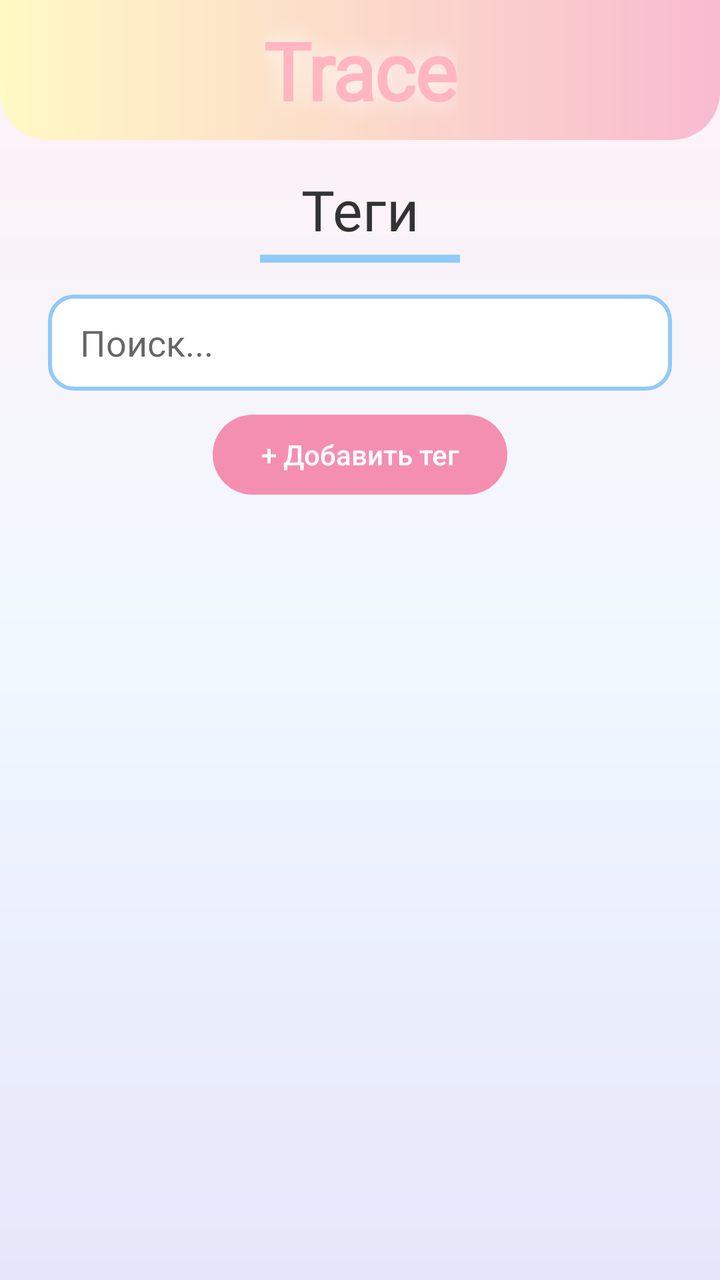
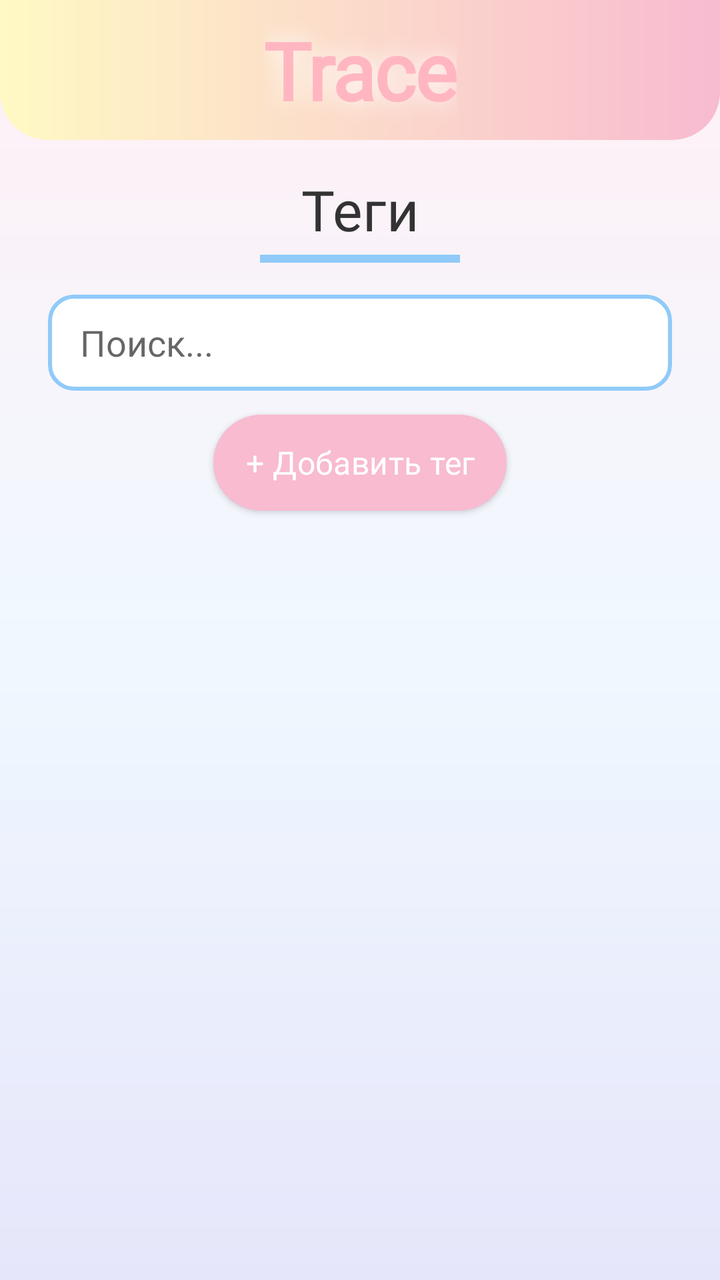

An Android layout rendered at two revisions. The XML below is the earlier revision; the diff shows what the commit changed to produce the second picture.
<!-- AndroidManifest.xml: application theme Theme.Trace -->
<!-- res/layout/fragment_tags.xml -->
<?xml version="1.0" encoding="utf-8"?>
<androidx.constraintlayout.widget.ConstraintLayout
    xmlns:android="http://schemas.android.com/apk/res/android"
    xmlns:app="http://schemas.android.com/apk/res-auto"
    xmlns:tools="http://schemas.android.com/tools"
    android:layout_width="match_parent"
    android:layout_height="match_parent"
    android:background="@drawable/bg_main_gradient">

    
    <View
        android:id="@+id/headerBackground"
        android:layout_width="match_parent"
        android:layout_height="70dp"
        android:background="@drawable/bg_top_gradient"
        app:layout_constraintTop_toTopOf="parent" />

    <TextView
        android:id="@+id/tvLogo"
        android:layout_width="wrap_content"
        android:layout_height="wrap_content"
        android:text="Trace"
        android:textSize="40sp"
        android:textStyle="bold"
        android:textAppearance="@style/TextAppearance.Trace.Logo"
        android:shadowColor="#FFFFFF"
        android:shadowRadius="30"
        app:layout_constraintTop_toTopOf="@id/headerBackground"
        app:layout_constraintBottom_toBottomOf="@id/headerBackground"
        app:layout_constraintStart_toStartOf="parent"
        app:layout_constraintEnd_toEndOf="parent" />

    
    <TextView
        android:id="@+id/tvTitle"
        android:layout_width="wrap_content"
        android:layout_height="wrap_content"
        android:layout_marginTop="16dp"
        android:text="Теги"
        android:textSize="28sp"
        android:textAppearance="@style/TextAppearance.Trace.Title"
        app:layout_constraintTop_toBottomOf="@id/headerBackground"
        app:layout_constraintStart_toStartOf="parent"
        app:layout_constraintEnd_toEndOf="parent" />

    <View
        android:id="@+id/titleDivider"
        android:layout_width="100dp"
        android:layout_height="4dp"
        android:layout_marginTop="4dp"
        android:background="#90CAF9"
        app:layout_constraintTop_toBottomOf="@id/tvTitle"
        app:layout_constraintStart_toStartOf="parent"
        app:layout_constraintEnd_toEndOf="parent" />

    
    <androidx.appcompat.widget.AppCompatEditText
        android:id="@+id/etSearch"
        android:layout_width="match_parent"
        android:layout_height="48dp"
        android:layout_marginHorizontal="24dp"
        android:layout_marginTop="16dp"
        android:background="@drawable/bg_input_field"
        android:fontFamily="@font/comfortaa_semibold"
        android:hint="Поиск..."
        android:paddingHorizontal="16dp"
        android:singleLine="true"
        app:layout_constraintTop_toBottomOf="@id/titleDivider" />

    
    <androidx.appcompat.widget.AppCompatButton
        android:id="@+id/btnAddTag"
        android:layout_width="wrap_content"
        android:layout_height="40dp"
        android:layout_marginTop="12dp"
        android:background="@drawable/bg_button_pink"
        android:minHeight="0dp"
        android:minWidth="0dp"
        android:paddingHorizontal="24dp"
        android:stateListAnimator="@null"
        android:text="+ Добавить тег"
        android:textAllCaps="false"
        android:textColor="#FFFFFF"
        android:textSize="14sp"
        app:layout_constraintTop_toBottomOf="@id/etSearch"
        app:layout_constraintStart_toStartOf="parent"
        app:layout_constraintEnd_toEndOf="parent" />

    
    <androidx.recyclerview.widget.RecyclerView
        android:id="@+id/rvTags"
        android:layout_width="match_parent"
        android:layout_height="0dp"
        android:layout_marginTop="16dp"
        android:paddingHorizontal="16dp"
        android:clipToPadding="false"
        app:layoutManager="androidx.recyclerview.widget.GridLayoutManager"
        app:spanCount="2"
        app:layout_constraintTop_toBottomOf="@id/btnAddTag"
        app:layout_constraintBottom_toBottomOf="parent"
        tools:listitem="@layout/item_tag_card" />

    
    <TextView
        android:id="@+id/tvEmptyState"
        android:layout_width="wrap_content"
        android:layout_height="wrap_content"
        android:text="Вы ещё не добавили ни\nодного тега"
        android:textAlignment="center"
        android:textColor="#B0BEC5"
        android:textSize="18sp"
        android:fontFamily="@font/comfortaa_semibold"
        android:visibility="gone"
        app:layout_constraintTop_toTopOf="@id/rvTags"
        app:layout_constraintBottom_toBottomOf="@id/rvTags"
        app:layout_constraintStart_toStartOf="parent"
        app:layout_constraintEnd_toEndOf="parent" />

</androidx.constraintlayout.widget.ConstraintLayout>
<!-- res/layout/item_tag_card.xml (included above) -->
<?xml version="1.0" encoding="utf-8"?>
<androidx.cardview.widget.CardView
    xmlns:android="http://schemas.android.com/apk/res/android"
    xmlns:app="http://schemas.android.com/apk/res-auto"
    android:layout_width="140dp"
    android:layout_height="140dp"
    android:layout_margin="8dp"
    app:cardBackgroundColor="#FFFFFF"
    app:cardCornerRadius="8dp"
    app:cardElevation="0dp"
    app:strokeColor="#5C5C7A"
    app:strokeWidth="4dp">

    <androidx.constraintlayout.widget.ConstraintLayout
        android:layout_width="match_parent"
        android:layout_height="match_parent"
        android:padding="12dp">

        
        <View
            android:id="@+id/ivTagIcon"
            android:layout_width="40dp"
            android:layout_height="40dp"
            android:background="#E0E0E0"
            app:layout_constraintTop_toTopOf="parent"
            app:layout_constraintStart_toStartOf="parent"
            app:layout_constraintEnd_toEndOf="parent" />

        
        <TextView
            android:id="@+id/tvTagName"
            android:layout_width="wrap_content"
            android:layout_height="wrap_content"
            android:layout_marginTop="8dp"
            android:text="природа"
            android:textAppearance="@style/TextAppearance.Trace.Body"
            android:textSize="16sp"
            android:textStyle="bold"
            android:textColor="#333333"
            app:layout_constraintTop_toBottomOf="@id/ivTagIcon"
            app:layout_constraintStart_toStartOf="parent"
            app:layout_constraintEnd_toEndOf="parent" />

        
        <TextView
            android:id="@+id/tvMore"
            android:layout_width="wrap_content"
            android:layout_height="wrap_content"
            android:layout_marginTop="2dp"
            android:text="подробнее..."
            android:textSize="12sp"
            android:textColor="#9E9E9E"
            android:fontFamily="@font/comfortaa_semibold"
            app:layout_constraintTop_toBottomOf="@id/tvTagName"
            app:layout_constraintStart_toStartOf="parent"
            app:layout_constraintEnd_toEndOf="parent" />

    </androidx.constraintlayout.widget.ConstraintLayout>
</androidx.cardview.widget.CardView>
<!-- resources referenced by this layout -->
<resources>
  <!-- drawable bg_button_pink (drawable) -->
  <?xml version="1.0" encoding="utf-8"?>
  <shape xmlns:android="http://schemas.android.com/apk/res/android" android:shape="rectangle">
      <solid android:color="#F48FB1" />
      <corners android:radius="24dp" />
  </shape>
  <!-- drawable bg_input_field (drawable) -->
  <?xml version="1.0" encoding="utf-8"?>
  <shape xmlns:android="http://schemas.android.com/apk/res/android" android:shape="rectangle">
      <solid android:color="#FFFFFF" />
      <stroke android:width="2dp" android:color="#90CAF9" />
      <corners android:radius="12dp" />
  </shape>
  <!-- drawable bg_main_gradient (drawable) -->
  <?xml version="1.0" encoding="utf-8"?>
  <shape xmlns:android="http://schemas.android.com/apk/res/android">
      <gradient
          android:angle="270"
          android:startColor="#FFF0F5"
          android:centerColor="#F0F8FF"
          android:endColor="#E6E6FA"
          android:type="linear" />
  </shape>
  <!-- drawable bg_top_gradient (drawable) -->
  <?xml version="1.0" encoding="utf-8"?>
  <shape xmlns:android="http://schemas.android.com/apk/res/android">
      <gradient
          android:angle="0"
          android:startColor="#FFF9C4"
          android:endColor="#F8BBD0"
          android:type="linear" />
      <corners android:bottomLeftRadius="24dp" android:bottomRightRadius="24dp" />
  </shape>
  <style name="TextAppearance.Trace.Body" parent="TextAppearance.MaterialComponents.Body1">
          <item name="fontFamily">@font/comfortaa_semibold</item>
          <item name="android:textColor">#333333</item>
      </style>
  <style name="TextAppearance.Trace.Logo" parent="TextAppearance.MaterialComponents.Headline1">
          <item name="fontFamily">@font/nunito_black</item>
          <item name="android:textColor">#FFB6C1</item> 
      </style>
  <style name="TextAppearance.Trace.Title" parent="TextAppearance.MaterialComponents.Headline4">
          <item name="fontFamily">@font/comfortaa_bold</item>
          <item name="android:textColor">#333333</item>
      </style>
  <style name="Theme.Trace" parent="Theme.MaterialComponents.DayNight.NoActionBar">
          
          <item name="colorPrimary">#F8BBD0</item> 
          <item name="colorSecondary">#AECBFA</item> 
          <item name="android:windowBackground">@drawable/bg_main_gradient</item>
      </style>
</resources>

<!-- the commit's change to res/layout/fragment_tags.xml (unified diff, before → after) -->
@@ -68,20 +68,16 @@
         app:layout_constraintTop_toBottomOf="@id/titleDivider" />
 
     
-    <androidx.appcompat.widget.AppCompatButton
+    <Button
         android:id="@+id/btnAddTag"
         android:layout_width="wrap_content"
-        android:layout_height="40dp"
+        android:layout_height="48dp"
         android:layout_marginTop="12dp"
         android:background="@drawable/bg_button_pink"
-        android:minHeight="0dp"
-        android:minWidth="0dp"
-        android:paddingHorizontal="24dp"
-        android:stateListAnimator="@null"
         android:text="+ Добавить тег"
         android:textAllCaps="false"
         android:textColor="#FFFFFF"
-        android:textSize="14sp"
+        android:textAppearance="@style/TextAppearance.Trace.Subtitle"
         app:layout_constraintTop_toBottomOf="@id/etSearch"
         app:layout_constraintStart_toStartOf="parent"
         app:layout_constraintEnd_toEndOf="parent" />
<!-- resource entries referenced after the edit -->
@@ -41,6 +41,10 @@
           <item name="fontFamily">@font/nunito_black</item>
           <item name="android:textColor">#FFB6C1</item> 
       </style>
+  <style name="TextAppearance.Trace.Subtitle" parent="TextAppearance.MaterialComponents.Subtitle1">
+          <item name="fontFamily">@font/nunito_bold</item>
+          <item name="android:textColor">#666666</item>
+      </style>
   <style name="TextAppearance.Trace.Title" parent="TextAppearance.MaterialComponents.Headline4">
           <item name="fontFamily">@font/comfortaa_bold</item>
           <item name="android:textColor">#333333</item>
